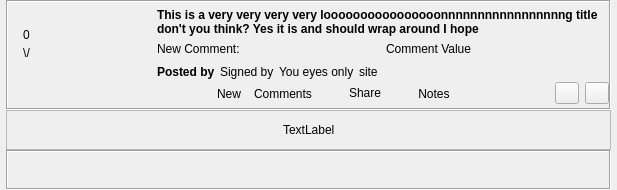
First picture: the form in retroshare-gui/src/gui/Posted/PostedItem.ui, repository RetroShare/RetroShare, before the edit.
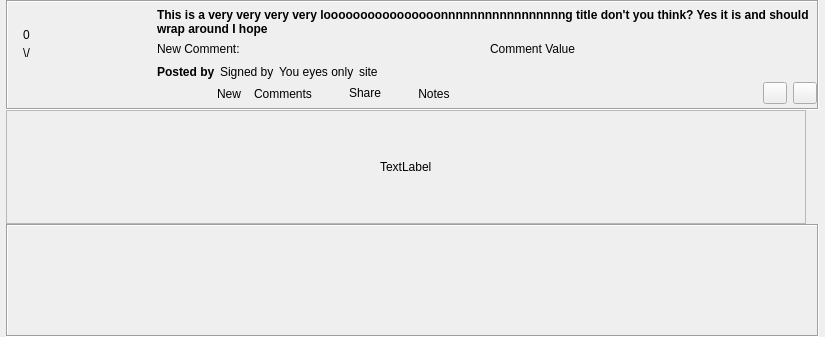
Second picture: the form after the edit. Icons and pictures are not drawn. Custom widgets are drawn as their Qt base class.

Commit message:
fixes from cyril & removed stylesheets from some buttons
fixed size of thumbnail on all screens
fixed aspect ratio
removede the stylsheet for comments,share, notes

Patch:
```diff
--- a/retroshare-gui/src/gui/Posted/PostedItem.ui
+++ b/retroshare-gui/src/gui/Posted/PostedItem.ui
@@ -6,8 +6,8 @@
    <rect>
     <x>0</x>
     <y>0</y>
-    <width>617</width>
-    <height>190</height>
+    <width>825</width>
+    <height>337</height>
    </rect>
   </property>
   <property name="windowTitle">
```
Left out of the diff: 2 changed lines with no effect on the pictures. The commit also changes 3 other files.
